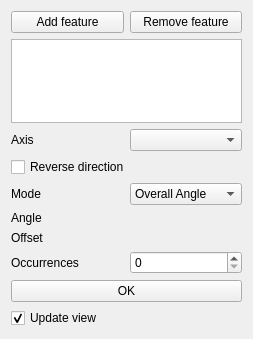
The window that src/Mod/PartDesign/Gui/TaskPolarPatternParameters.ui (southseact-3d/fcd) describes before a commit, drawn with Qt 5.
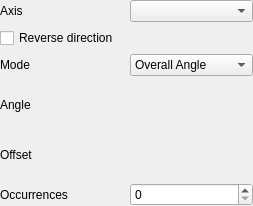
The same window after the commit. Custom widgets are drawn as their Qt base class.

Commit message:
Refactor PD Pattern Tasks ui files
All files contain the same add/remove buttons and a feature list.

These common elements are moved into the TaskTransformedParameters.ui file.
The same goes for the common OK Button that is used in a MultiTransform.

The ui files for the patterns only contain their distinctive
parameters. And the common ui files contain an empy widget that will
be filled with the respective parameter widgets from the patterns.

```diff
--- a/src/Mod/PartDesign/Gui/TaskPolarPatternParameters.ui
+++ b/src/Mod/PartDesign/Gui/TaskPolarPatternParameters.ui
@@ -7,47 +7,25 @@
     <x>0</x>
     <y>0</y>
     <width>253</width>
-    <height>339</height>
+    <height>206</height>
    </rect>
   </property>
   <property name="windowTitle">
    <string notr="true">Form</string>
   </property>
   <layout class="QVBoxLayout" name="verticalLayout">
-   <item>
-    <layout class="QHBoxLayout" name="horizontalLayout_4">
-     <item>
-      <widget class="QPushButton" name="buttonAddFeature">
-       <property name="text">
-        <string>Add feature</string>
-       </property>
-       <property name="checkable">
-        <bool>true</bool>
-       </property>
-      </widget>
-     </item>
-     <item>
-      <widget class="QPushButton" name="buttonRemoveFeature">
-       <property name="text">
-        <string>Remove feature</string>
-       </property>
-       <property name="checkable">
-        <bool>true</bool>
-       </property>
-      </widget>
-     </item>
-    </layout>
-   </item>
-   <item>
-    <widget class="QListWidget" name="listWidgetFeatures">
-     <property name="toolTip">
-      <string>List can be reordered by dragging</string>
-     </property>
-     <property name="dragDropMode">
-      <enum>QAbstractItemView::InternalMove</enum>
-     </property>
-    </widget>
-   </item>
+   <property name="leftMargin">
+    <number>0</number>
+   </property>
+   <property name="topMargin">
+    <number>0</number>
+   </property>
+   <property name="rightMargin">
+    <number>0</number>
+   </property>
+   <property name="bottomMargin">
+    <number>0</number>
+   </property>
    <item>
     <layout class="QHBoxLayout" name="horizontalLayout_3">
      <item>
@@ -196,27 +174,6 @@
      </item>
     </layout>
    </item>
-   <item>
-    <layout class="QHBoxLayout" name="horizontalLayout_5">
-     <item>
-      <widget class="QPushButton" name="buttonOK">
-       <property name="text">
-        <string>OK</string>
-       </property>
-      </widget>
-     </item>
-    </layout>
-   </item>
-   <item>
-    <widget class="QCheckBox" name="checkBoxUpdateView">
-     <property name="text">
-      <string>Update view</string>
-     </property>
-     <property name="checked">
-      <bool>true</bool>
-     </property>
-    </widget>
-   </item>
   </layout>
  </widget>
  <customwidgets>
```
Left out of the diff: 40 changed lines with no effect on the pictures. The commit also changes 6 other files.
